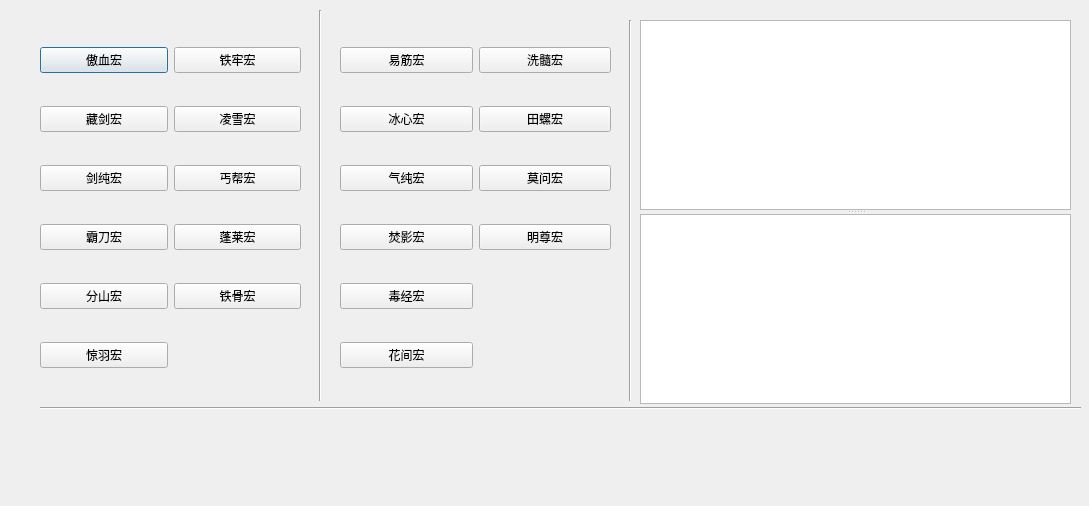
First picture: the form in MainWin.ui, repository hyarcticfox/Qt, before the edit.
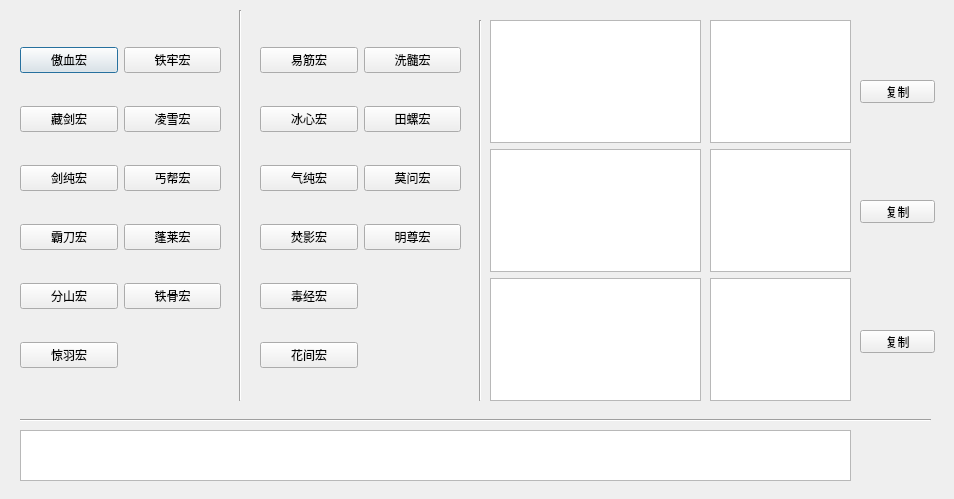
Second picture: the form after the edit.

What changed in the file:
```diff
--- a/MainWin.ui
+++ b/MainWin.ui
@@ -6,8 +6,8 @@
    <rect>
     <x>0</x>
     <y>0</y>
-    <width>1089</width>
-    <height>506</height>
+    <width>954</width>
+    <height>499</height>
    </rect>
   </property>
   <property name="windowTitle">
@@ -16,10 +16,10 @@
   <widget class="Line" name="line">
    <property name="geometry">
     <rect>
-     <x>40</x>
-     <y>400</y>
-     <width>1041</width>
-     <height>16</height>
+     <x>20</x>
+     <y>410</y>
+     <width>911</width>
+     <height>20</height>
     </rect>
    </property>
    <property name="orientation">
@@ -29,7 +29,7 @@
   <widget class="Line" name="line_2">
    <property name="geometry">
     <rect>
-     <x>310</x>
+     <x>230</x>
      <y>10</y>
      <width>20</width>
      <height>391</height>
@@ -42,9 +42,9 @@
   <widget class="QWidget" name="layoutWidget">
    <property name="geometry">
     <rect>
-     <x>40</x>
+     <x>20</x>
      <y>20</y>
-     <width>261</width>
+     <width>201</width>
      <height>381</height>
     </rect>
    </property>
@@ -131,9 +131,9 @@
   <widget class="QWidget" name="layoutWidget">
    <property name="geometry">
     <rect>
-     <x>340</x>
+     <x>260</x>
      <y>20</y>
-     <width>271</width>
+     <width>201</width>
      <height>381</height>
     </rect>
    </property>
@@ -213,7 +213,7 @@
   <widget class="Line" name="line_3">
    <property name="geometry">
     <rect>
-     <x>620</x>
+     <x>470</x>
      <y>20</y>
      <width>20</width>
      <height>381</height>
@@ -223,20 +223,96 @@
     <enum>Qt::Vertical</enum>
    </property>
   </widget>
-  <widget class="QSplitter" name="splitter">
+  <widget class="QPushButton" name="pushButtonCopy_1">
    <property name="geometry">
     <rect>
-     <x>640</x>
+     <x>860</x>
+     <y>80</y>
+     <width>75</width>
+     <height>23</height>
+    </rect>
+   </property>
+   <property name="text">
+    <string>复制</string>
+   </property>
+  </widget>
+  <widget class="QPushButton" name="pushButtonCopy_2">
+   <property name="geometry">
+    <rect>
+     <x>860</x>
+     <y>200</y>
+     <width>75</width>
+     <height>23</height>
+    </rect>
+   </property>
+   <property name="text">
+    <string>复制</string>
+   </property>
+  </widget>
+  <widget class="QPushButton" name="pushButtonCopy_3">
+   <property name="geometry">
+    <rect>
+     <x>860</x>
+     <y>330</y>
+     <width>75</width>
+     <height>23</height>
+    </rect>
+   </property>
+   <property name="text">
+    <string>复制</string>
+   </property>
+  </widget>
+  <widget class="QWidget" name="layoutWidget">
+   <property name="geometry">
+    <rect>
+     <x>490</x>
      <y>20</y>
-     <width>431</width>
-     <height>384</height>
+     <width>211</width>
+     <height>381</height>
     </rect>
    </property>
-   <property name="orientation">
-    <enum>Qt::Vertical</enum>
+   <layout class="QVBoxLayout" name="verticalLayout">
+    <item>
+     <widget class="QTextEdit" name="textEditScript1"/>
+    </item>
+    <item>
+     <widget class="QTextEdit" name="textEditScript2"/>
+    </item>
+    <item>
+     <widget class="QTextEdit" name="textEditScript3"/>
+    </item>
+   </layout>
+  </widget>
+  <widget class="QWidget" name="layoutWidget">
+   <property name="geometry">
+    <rect>
+     <x>710</x>
+     <y>20</y>
+     <width>141</width>
+     <height>381</height>
+    </rect>
    </property>
-   <widget class="QTextEdit" name="textScript"/>
-   <widget class="QTextEdit" name="textDescription"/>
+   <layout class="QVBoxLayout" name="verticalLayout_2">
+    <item>
+     <widget class="QTextEdit" name="textEditInstruct1"/>
+    </item>
+    <item>
+     <widget class="QTextEdit" name="textEditInstruct2"/>
+    </item>
+    <item>
+     <widget class="QTextEdit" name="textEditInstruct3"/>
+    </item>
+   </layout>
+  </widget>
+  <widget class="QTextBrowser" name="textBrowser">
+   <property name="geometry">
+    <rect>
+     <x>20</x>
+     <y>430</y>
+     <width>831</width>
+     <height>51</height>
+    </rect>
+   </property>
   </widget>
  </widget>
  <resources/>
```
Left out of the diff: 79 changed lines with no effect on the pictures.
